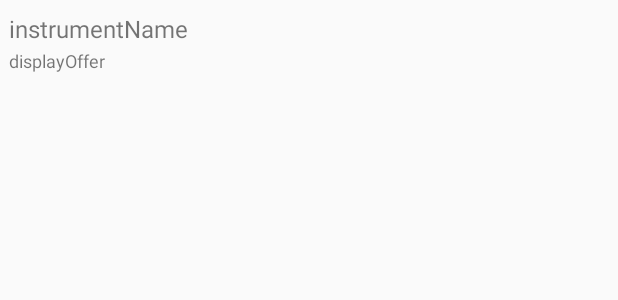
After one commit to viviennes/AndroidMarkets, an Android app: the layout list_item.xml on its own in the app's theme, with its tools: preview values and no code run, on a phone screen of 412 x 824 dp. The commit adds this screen. Shown: the top 300 px of the screen. Run offline under Robolectric (Android 15) with nearby library versions, the phone set to English and light mode, and no system bars.

Commit message:
Display list of markets

```diff
--- a/app/build.gradle
+++ b/app/build.gradle
@@ -16,6 +16,10 @@ android {
             proguardFiles getDefaultProguardFile('proguard-android.txt'), 'proguard-rules.pro'
         }
     }
+    compileOptions {
+        targetCompatibility 1.8
+        sourceCompatibility 1.8
+    }
 }
 
 dependencies {
--- /dev/null
+++ b/app/src/main/res/layout/list_item.xml
@@ -0,0 +1,29 @@
+<RelativeLayout xmlns:android="http://schemas.android.com/apk/res/android"
+    android:layout_width="fill_parent"
+    android:layout_height="?android:attr/listPreferredItemHeight"
+    android:padding="6dip" >
+
+    <TextView
+        android:id="@+id/secondLine"
+        android:layout_width="fill_parent"
+        android:layout_height="26dip"
+        android:layout_alignParentBottom="true"
+        android:layout_alignParentEnd="true"
+        android:layout_marginEnd="35dp"
+        android:maxLines="1"
+        android:text="displayOffer"
+        android:textSize="12sp" />
+
+    <TextView
+        android:id="@+id/firstLine"
+        android:layout_width="fill_parent"
+        android:layout_height="wrap_content"
+        android:layout_above="@id/secondLine"
+        android:layout_alignParentRight="true"
+        android:layout_alignParentTop="true"
+        android:layout_alignWithParentIfMissing="true"
+        android:gravity="center_vertical"
+        android:text="instrumentName"
+        android:textSize="16sp" />
+
+</RelativeLayout>
```
Also changed, not shown: app/src/main/java/com/example/weronika/shops/Connection.java (added, +78 -0 lines), app/src/main/java/com/example/weronika/shops/FetchData.java (+32 -53 lines), app/src/main/java/com/example/weronika/shops/ListArrayAdapter.java (added, +42 -0 lines), app/src/main/java/com/example/weronika/shops/MainActivity.java (+26 -7 lines), app/src/main/java/com/example/weronika/shops/Market.java (added, +111 -0 lines), app/src/main/res/layout/activity_main.xml (+8 -7 lines).
